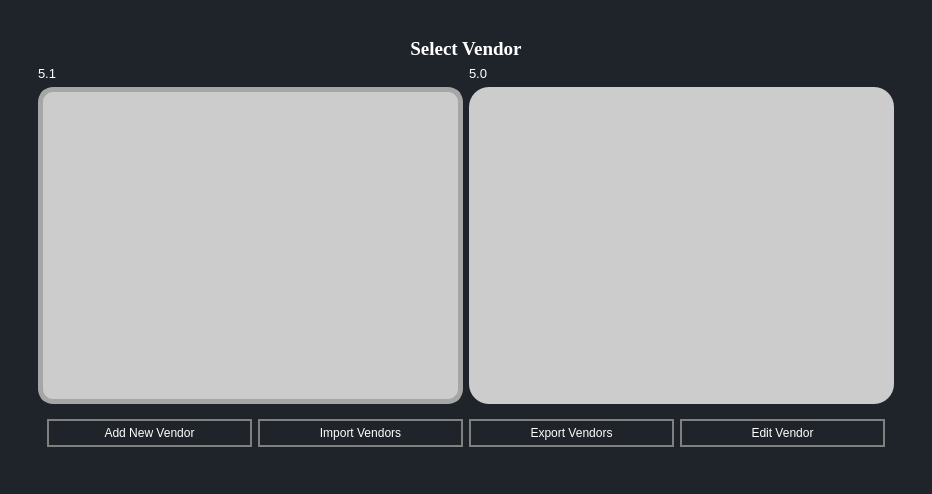
First picture: the form in ui/ManageVendorsTab.ui, repository aanushri9/Counter-Harvesting-5.1, before the edit.
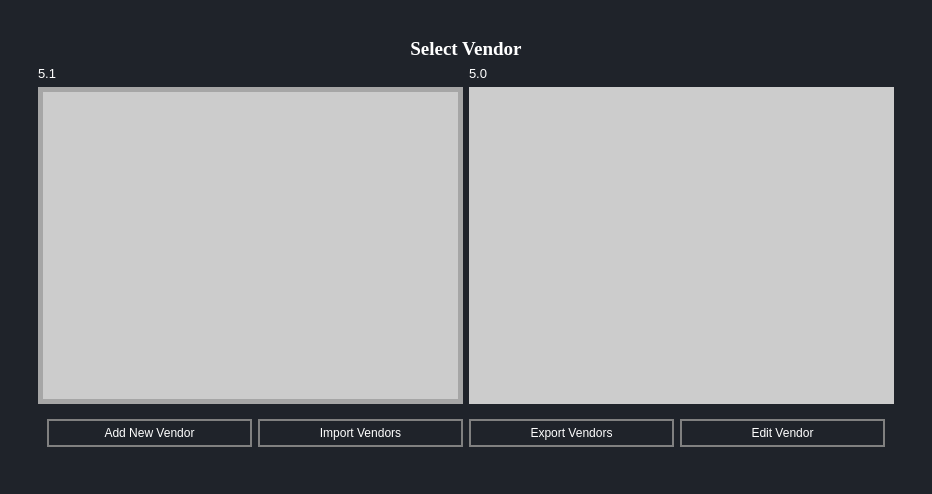
Second picture: the form after the edit. Icons and pictures are not drawn.

Commit message: edit vendor alignment

Patch:
```diff
--- a/ui/ManageVendorsTab.ui
+++ b/ui/ManageVendorsTab.ui
@@ -96,14 +96,16 @@
               <property name="styleSheet">
                <string notr="true">QListView {
 	background-color: #cccccc;
-	border-radius: 20px; 
+
+	color:black;
 }
 
 #vendorsListView{
 
-   border-radius:15px;
+
     border: 5px solid #000000;
 	border-color: rgb(166, 166, 166);
+color:black;
 
 
 }</string>
@@ -124,12 +126,13 @@
               <property name="styleSheet">
                <string notr="true">QListView {
 	background-color: #cccccc;
-	border-radius: 20px; 
+
+color:black;
 }
 
 #vendorsListView{
+color:black;
 
-   border-radius:15px;
     border: 5px solid #000000;
 	border-color: rgb(166, 166, 166);
 
```
Left out of the diff: 2 changed lines with no effect on the pictures. The commit also changes 18 other files.
